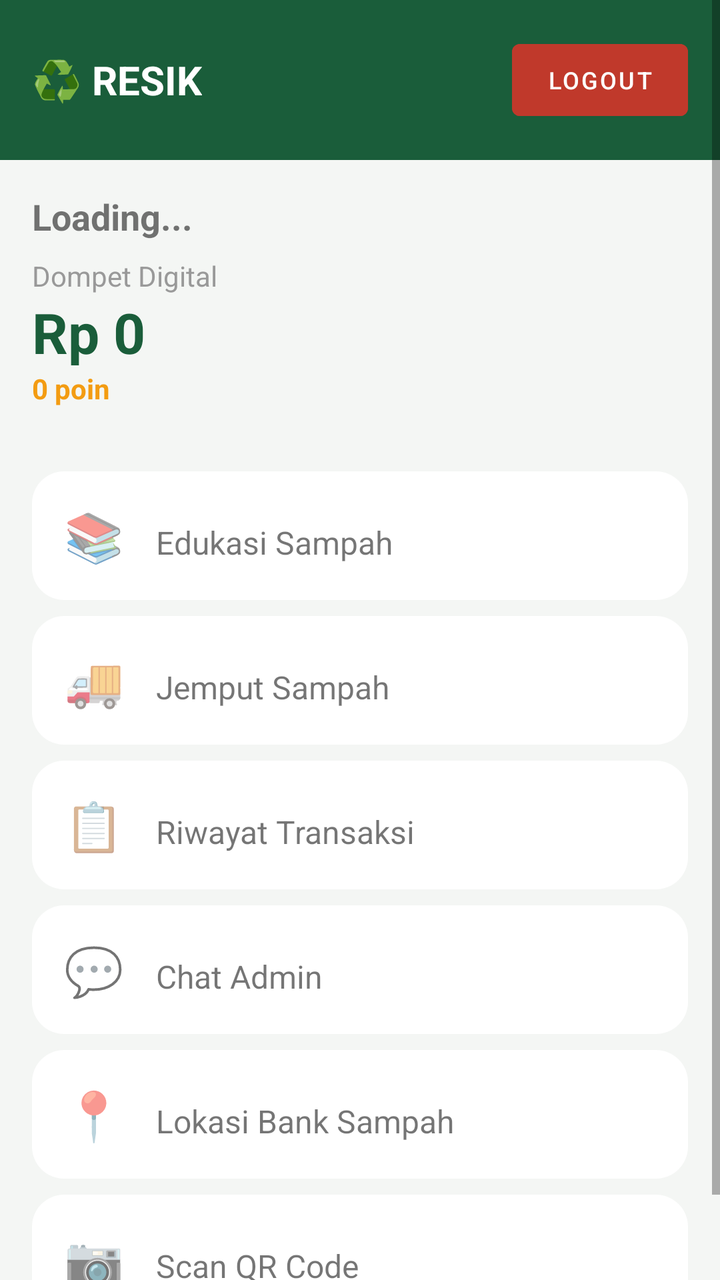
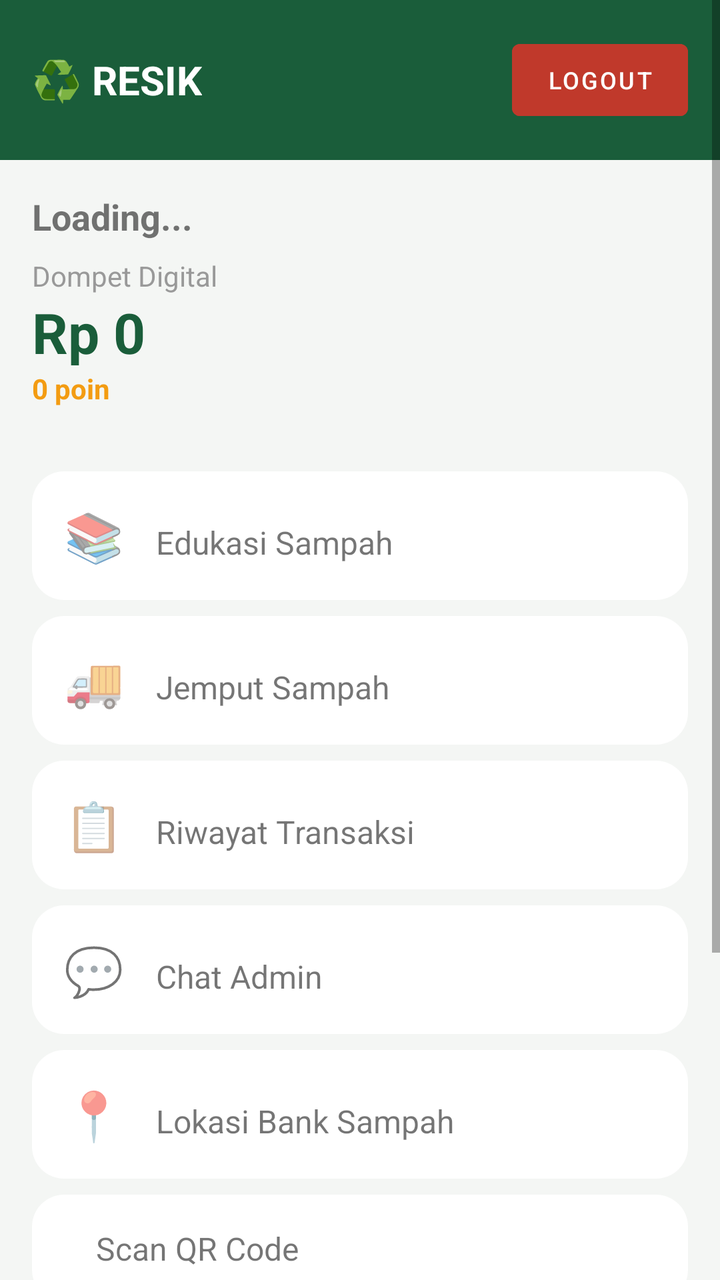

Screens rendered from an Android XML layout before and after an edit, with the pre-edit source and the edit as a unified diff.
<!-- AndroidManifest.xml: application theme Theme.RESIK -->
<!-- res/layout/activity_main.xml -->
<?xml version="1.0" encoding="utf-8"?>
<ScrollView xmlns:android="http://schemas.android.com/apk/res/android"
    android:layout_width="match_parent"
    android:layout_height="match_parent"
    android:background="#f4f6f4">

    <LinearLayout
        android:layout_width="match_parent"
        android:layout_height="wrap_content"
        android:orientation="vertical">

        <LinearLayout
            android:layout_width="match_parent"
            android:layout_height="wrap_content"
            android:orientation="horizontal"
            android:background="#1a5d3a"
            android:padding="16dp"
            android:gravity="center_vertical">

            <TextView
                android:layout_width="wrap_content"
                android:layout_height="wrap_content"
                android:text="♻️ RESIK"
                android:textColor="#fff"
                android:textStyle="bold"
                android:textSize="20sp" />

            <View android:layout_width="0dp" android:layout_height="0dp" android:layout_weight="1" />

            <Button
                android:id="@+id/logoutBtn"
                android:layout_width="wrap_content"
                android:layout_height="wrap_content"
                android:text="Logout"
                android:backgroundTint="#c0392b"
                android:textColor="#fff"
                android:textSize="12sp" />
        </LinearLayout>

        <LinearLayout
            android:layout_width="match_parent"
            android:layout_height="wrap_content"
            android:orientation="vertical"
            android:padding="16dp">

            <TextView android:id="@+id/userName" android:layout_width="wrap_content" android:layout_height="wrap_content" android:text="Loading..." android:textSize="18sp" android:textStyle="bold" />
            <TextView android:layout_width="wrap_content" android:layout_height="wrap_content" android:text="Dompet Digital" android:textColor="#999" android:layout_marginTop="8dp" />
            <TextView android:id="@+id/saldoText" android:layout_width="wrap_content" android:layout_height="wrap_content" android:text="Rp 0" android:textSize="28sp" android:textStyle="bold" android:textColor="#1a5d3a" />
            <TextView android:id="@+id/poinText" android:layout_width="wrap_content" android:layout_height="wrap_content" android:text="0 poin" android:textColor="#f39c12" android:textStyle="bold" />
        </LinearLayout>

        <LinearLayout
            android:layout_width="match_parent"
            android:layout_height="wrap_content"
            android:orientation="vertical"
            android:padding="16dp">

            <LinearLayout android:id="@+id/navEdukasi" android:layout_width="match_parent" android:layout_height="wrap_content" android:orientation="horizontal" android:background="@drawable/card_bg" android:padding="16dp" android:layout_marginBottom="8dp">
                <TextView android:layout_width="wrap_content" android:layout_height="wrap_content" android:text="📚" android:textSize="24sp" />
                <TextView android:layout_width="wrap_content" android:layout_height="wrap_content" android:text="Edukasi Sampah" android:layout_marginStart="16dp" android:textSize="16sp" />
            </LinearLayout>

            <LinearLayout android:id="@+id/navPenjemputan" android:layout_width="match_parent" android:layout_height="wrap_content" android:orientation="horizontal" android:background="@drawable/card_bg" android:padding="16dp" android:layout_marginBottom="8dp">
                <TextView android:layout_width="wrap_content" android:layout_height="wrap_content" android:text="🚚" android:textSize="24sp" />
                <TextView android:layout_width="wrap_content" android:layout_height="wrap_content" android:text="Jemput Sampah" android:layout_marginStart="16dp" android:textSize="16sp" />
            </LinearLayout>

            <LinearLayout android:id="@+id/navRiwayat" android:layout_width="match_parent" android:layout_height="wrap_content" android:orientation="horizontal" android:background="@drawable/card_bg" android:padding="16dp" android:layout_marginBottom="8dp">
                <TextView android:layout_width="wrap_content" android:layout_height="wrap_content" android:text="📋" android:textSize="24sp" />
                <TextView android:layout_width="wrap_content" android:layout_height="wrap_content" android:text="Riwayat Transaksi" android:layout_marginStart="16dp" android:textSize="16sp" />
            </LinearLayout>

            <LinearLayout android:id="@+id/navChat" android:layout_width="match_parent" android:layout_height="wrap_content" android:orientation="horizontal" android:background="@drawable/card_bg" android:padding="16dp" android:layout_marginBottom="8dp">
                <TextView android:layout_width="wrap_content" android:layout_height="wrap_content" android:text="💬" android:textSize="24sp" />
                <TextView android:layout_width="wrap_content" android:layout_height="wrap_content" android:text="Chat Admin" android:layout_marginStart="16dp" android:textSize="16sp" />
            </LinearLayout>

            <LinearLayout android:id="@+id/navMap" android:layout_width="match_parent" android:layout_height="wrap_content" android:orientation="horizontal" android:background="@drawable/card_bg" android:padding="16dp" android:layout_marginBottom="8dp">
                <TextView android:layout_width="wrap_content" android:layout_height="wrap_content" android:text="📍" android:textSize="24sp" />
                <TextView android:layout_width="wrap_content" android:layout_height="wrap_content" android:text="Lokasi Bank Sampah" android:layout_marginStart="16dp" android:textSize="16sp" />
            </LinearLayout>

            <LinearLayout android:id="@+id/navQr" android:layout_width="match_parent" android:layout_height="wrap_content" android:orientation="horizontal" android:background="@drawable/card_bg" android:padding="16dp" android:layout_marginBottom="8dp">
                <TextView android:layout_width="wrap_content" android:layout_height="wrap_content" android:text="📷" android:textSize="24sp" />
                <TextView android:layout_width="wrap_content" android:layout_height="wrap_content" android:text="Scan QR Code" android:layout_marginStart="16dp" android:textSize="16sp" />
            </LinearLayout>
        </LinearLayout>
    </LinearLayout>
</ScrollView>
<!-- resources referenced by this layout -->
<resources>
  <!-- drawable card_bg (drawable) -->
  <?xml version="1.0" encoding="utf-8"?>
  <shape xmlns:android="http://schemas.android.com/apk/res/android"
      android:shape="rectangle">
      <solid android:color="#FFFFFF" />
      <corners android:radius="16dp" />
      <padding android:left="16dp" android:top="16dp" android:right="16dp" android:bottom="16dp" />
  </shape>
  <style name="Theme.RESIK" parent="Theme.MaterialComponents.Light.NoActionBar">
          <item name="colorPrimary">#1a5d3a</item>
          <item name="colorPrimaryVariant">#2d7a4f</item>
          <item name="colorOnPrimary">#FFFFFF</item>
          <item name="colorSecondary">#f39c12</item>
          <item name="colorOnSecondary">#FFFFFF</item>
          <item name="android:windowBackground">#f4f6f4</item>
      </style>
</resources>

<!-- the commit's change to res/layout/activity_main.xml (unified diff, before → after) -->
@@ -81,8 +81,19 @@
             </LinearLayout>
 
             <LinearLayout android:id="@+id/navQr" android:layout_width="match_parent" android:layout_height="wrap_content" android:orientation="horizontal" android:background="@drawable/card_bg" android:padding="16dp" android:layout_marginBottom="8dp">
-                <TextView android:layout_width="wrap_content" android:layout_height="wrap_content" android:text="📷" android:textSize="24sp" />
                 <TextView android:layout_width="wrap_content" android:layout_height="wrap_content" android:text="Scan QR Code" android:layout_marginStart="16dp" android:textSize="16sp" />
+            </LinearLayout>
+
+            <LinearLayout android:id="@+id/navDompet" android:layout_width="match_parent" android:layout_height="wrap_content" android:orientation="horizontal" android:background="@drawable/card_bg" android:padding="16dp" android:layout_marginBottom="8dp">
+                <TextView android:layout_width="wrap_content" android:layout_height="wrap_content" android:text="Dompet Digital" android:layout_marginStart="16dp" android:textSize="16sp" />
+            </LinearLayout>
+
+            <LinearLayout android:id="@+id/navLeaderboard" android:layout_width="match_parent" android:layout_height="wrap_content" android:orientation="horizontal" android:background="@drawable/card_bg" android:padding="16dp" android:layout_marginBottom="8dp">
+                <TextView android:layout_width="wrap_content" android:layout_height="wrap_content" android:text="Leaderboard" android:layout_marginStart="16dp" android:textSize="16sp" />
+            </LinearLayout>
+
+            <LinearLayout android:id="@+id/navProfil" android:layout_width="match_parent" android:layout_height="wrap_content" android:orientation="horizontal" android:background="@drawable/card_bg" android:padding="16dp" android:layout_marginBottom="8dp">
+                <TextView android:layout_width="wrap_content" android:layout_height="wrap_content" android:text="Profil" android:layout_marginStart="16dp" android:textSize="16sp" />
             </LinearLayout>
         </LinearLayout>
     </LinearLayout>
